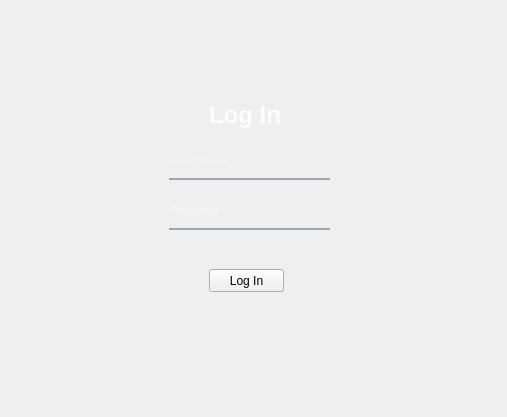
First picture: the form in login.ui, repository mindt102/HotelManagementSystem, before the edit.
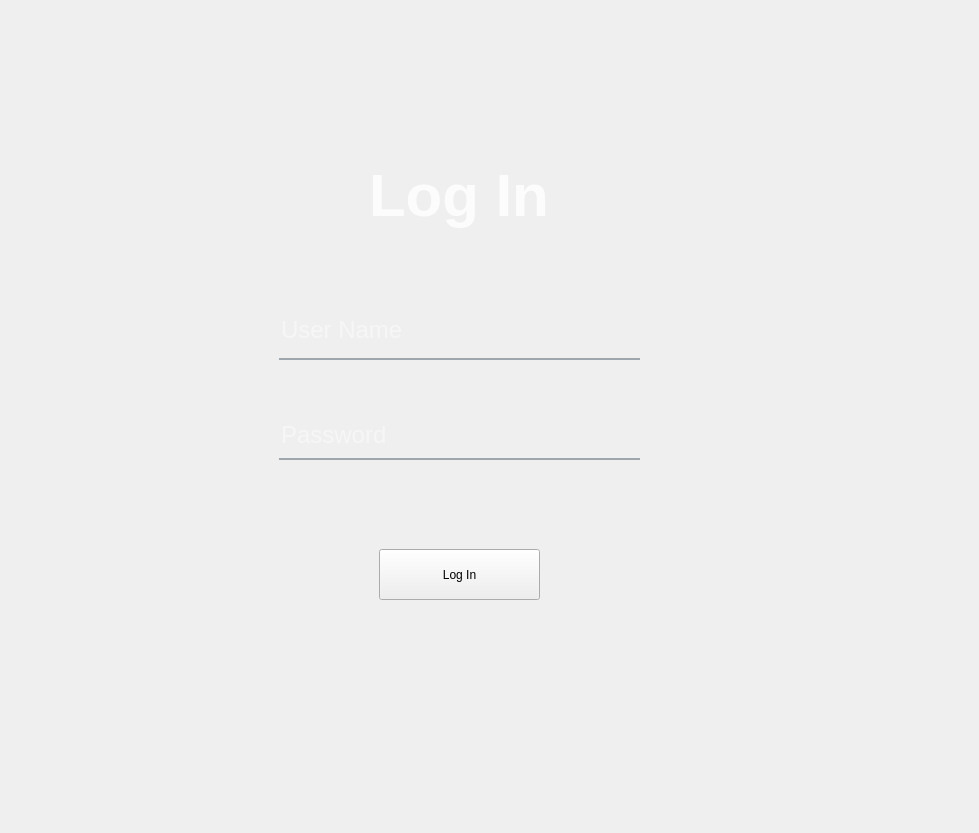
Second picture: the form after the edit. Icons and pictures are not drawn.

Commit message: Resize Login

The edit to the form file:
```diff
--- a/login.ui
+++ b/login.ui
@@ -6,8 +6,8 @@
    <rect>
     <x>0</x>
     <y>0</y>
-    <width>507</width>
-    <height>417</height>
+    <width>979</width>
+    <height>833</height>
    </rect>
   </property>
   <property name="windowTitle">
@@ -18,8 +18,8 @@
     <rect>
      <x>19</x>
      <y>19</y>
-     <width>471</width>
-     <height>381</height>
+     <width>871</width>
+     <height>751</height>
     </rect>
    </property>
    <widget class="QLabel" name="bg_label">
@@ -27,8 +27,8 @@
      <rect>
       <x>20</x>
       <y>20</y>
-      <width>421</width>
-      <height>341</height>
+      <width>851</width>
+      <height>731</height>
      </rect>
     </property>
     <property name="styleSheet">
@@ -46,7 +46,7 @@
       <x>110</x>
       <y>70</y>
       <width>241</width>
-      <height>241</height>
+      <height>61</height>
      </rect>
     </property>
     <property name="styleSheet">
@@ -60,15 +60,15 @@
    <widget class="QLabel" name="LogIn_label">
     <property name="geometry">
      <rect>
-      <x>190</x>
-      <y>80</y>
-      <width>81</width>
-      <height>31</height>
+      <x>350</x>
+      <y>130</y>
+      <width>201</width>
+      <height>91</height>
      </rect>
     </property>
     <property name="font">
      <font>
-      <pointsize>18</pointsize>
+      <pointsize>45</pointsize>
       <weight>75</weight>
       <bold>true</bold>
      </font>
@@ -83,15 +83,15 @@
    <widget class="QLineEdit" name="lineEdit">
     <property name="geometry">
      <rect>
-      <x>150</x>
-      <y>130</y>
-      <width>161</width>
-      <height>31</height>
+      <x>260</x>
+      <y>290</y>
+      <width>361</width>
+      <height>51</height>
      </rect>
     </property>
     <property name="font">
      <font>
-      <pointsize>8</pointsize>
+      <pointsize>18</pointsize>
      </font>
     </property>
     <property name="styleSheet">
@@ -108,15 +108,15 @@
    <widget class="QLineEdit" name="lineEdit_2">
     <property name="geometry">
      <rect>
-      <x>150</x>
-      <y>180</y>
-      <width>161</width>
-      <height>31</height>
+      <x>260</x>
+      <y>400</y>
+      <width>361</width>
+      <height>41</height>
      </rect>
     </property>
     <property name="font">
      <font>
-      <pointsize>8</pointsize>
+      <pointsize>18</pointsize>
      </font>
     </property>
     <property name="styleSheet">
@@ -133,12 +133,15 @@
    <widget class="QPushButton" name="pushButton">
     <property name="geometry">
      <rect>
-      <x>190</x>
-      <y>250</y>
-      <width>75</width>
-      <height>23</height>
+      <x>360</x>
+      <y>530</y>
+      <width>161</width>
+      <height>51</height>
      </rect>
     </property>
+    <property name="styleSheet">
+     <string notr="true"/>
+    </property>
     <property name="text">
      <string>Log In</string>
     </property>
```
The commit also changes 3 other files.
